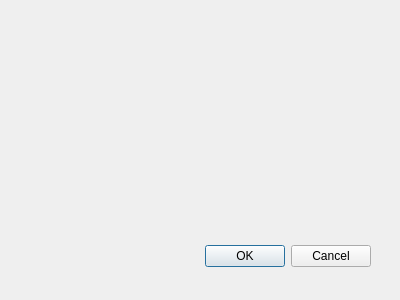
First picture: the form in TP_ASR/dialogpersonnel.ui, repository RBFUZ/TP_STL, before the edit.
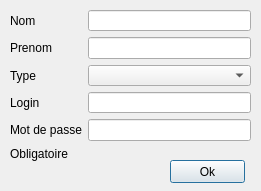
Second picture: the form after the edit.

What changed in the file:
```diff
--- a/TP_ASR/dialogpersonnel.ui
+++ b/TP_ASR/dialogpersonnel.ui
@@ -6,27 +6,97 @@
    <rect>
     <x>0</x>
     <y>0</y>
-    <width>400</width>
-    <height>300</height>
+    <width>261</width>
+    <height>191</height>
    </rect>
   </property>
   <property name="windowTitle">
    <string>Ajout d'un personnel</string>
   </property>
-  <widget class="QDialogButtonBox" name="buttonBox">
+  <widget class="QWidget" name="formLayoutWidget">
    <property name="geometry">
     <rect>
-     <x>30</x>
-     <y>240</y>
-     <width>341</width>
-     <height>32</height>
+     <x>10</x>
+     <y>10</y>
+     <width>241</width>
+     <height>151</height>
     </rect>
    </property>
-   <property name="orientation">
-    <enum>Qt::Horizontal</enum>
+   <layout class="QFormLayout" name="formLayout">
+    <item row="0" column="0">
+     <widget class="QLabel" name="lblNom">
+      <property name="text">
+       <string>Nom</string>
+      </property>
+     </widget>
+    </item>
+    <item row="0" column="1">
+     <widget class="QLineEdit" name="leNom"/>
+    </item>
+    <item row="1" column="0">
+     <widget class="QLabel" name="lblPrenom">
+      <property name="text">
+       <string>Prenom</string>
+      </property>
+     </widget>
+    </item>
+    <item row="1" column="1">
+     <widget class="QLineEdit" name="lePrenom"/>
+    </item>
+    <item row="2" column="0">
+     <widget class="QLabel" name="lblType">
+      <property name="text">
+       <string>Type</string>
+      </property>
+     </widget>
+    </item>
+    <item row="2" column="1">
+     <widget class="QComboBox" name="cbType"/>
+    </item>
+    <item row="3" column="0">
+     <widget class="QLabel" name="lblLogin">
+      <property name="text">
+       <string>Login</string>
+      </property>
+     </widget>
+    </item>
+    <item row="4" column="0">
+     <widget class="QLabel" name="lblMotdepasse">
+      <property name="text">
+       <string>Mot de passe</string>
+      </property>
+     </widget>
+    </item>
+    <item row="3" column="1">
+     <widget class="QLineEdit" name="leLogin">
+      <property name="placeholderText">
+       <string/>
+      </property>
+     </widget>
+    </item>
+    <item row="4" column="1">
+     <widget class="QLineEdit" name="leMotdepasse"/>
+    </item>
+    <item row="5" column="0">
+     <widget class="QLabel" name="lblObligatoire">
+      <property name="text">
+       <string>Obligatoire</string>
+      </property>
+     </widget>
+    </item>
+   </layout>
+  </widget>
+  <widget class="QPushButton" name="btnOk">
+   <property name="geometry">
+    <rect>
+     <x>170</x>
+     <y>160</y>
+     <width>75</width>
+     <height>23</height>
+    </rect>
    </property>
-   <property name="standardButtons">
-    <set>QDialogButtonBox::Cancel|QDialogButtonBox::Ok</set>
+   <property name="text">
+    <string>Ok</string>
    </property>
   </widget>
  </widget>
```
Left out of the diff: 35 changed lines with no effect on the pictures.
